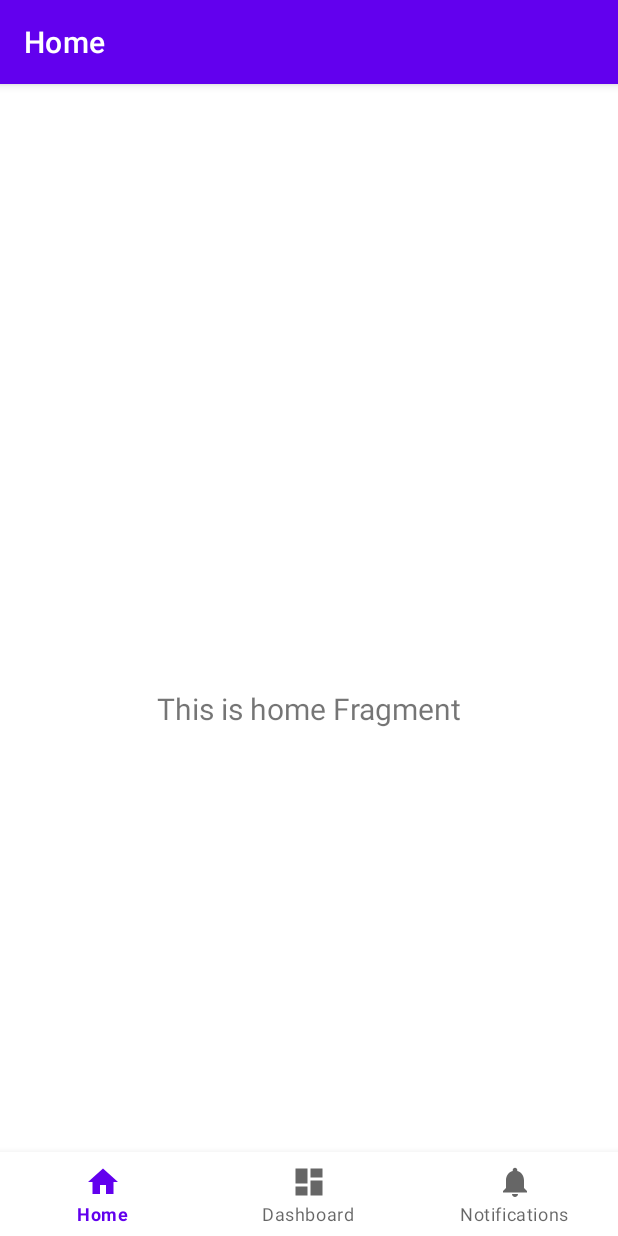
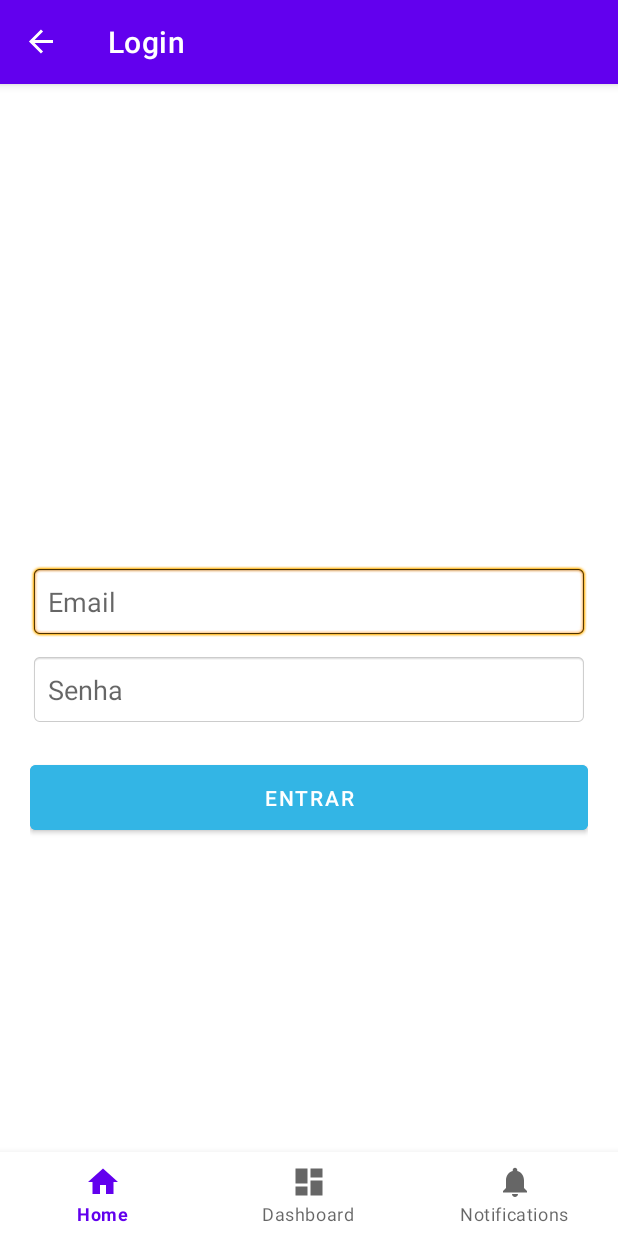
Before and after one commit to gustavopsm/projeto_p3, an Android app: the screen it shows after launch (MainActivity), on a phone screen of 412 x 824 dp. Run offline under Robolectric (Android 15) with nearby library versions, the phone set to English and light mode, and no system bars; our stand-ins replace Room's generated code, navigation-ui; libraries missing offline, so code that uses them is left out: at.favre.lib; 11 statements that could not run were skipped.

Commit message:
Implementação de Tela de Login como tela inicial.

```diff
--- a/app/build.gradle.kts
+++ b/app/build.gradle.kts
@@ -61,6 +61,8 @@ dependencies {
     implementation ("at.favre.lib:bcrypt:0.10.2")
     implementation ("de.svenkubiak:jBCrypt:0.4")
     implementation("com.auth0:java-jwt:4.2.1")
+    implementation ("androidx.lifecycle:lifecycle-viewmodel-ktx:2.6.2")
+    implementation ("androidx.lifecycle:lifecycle-livedata-ktx:2.6.2")
 
     testImplementation(libs.junit)
     androidTestImplementation(libs.androidx.junit)
--- a/app/src/main/java/com/example/p3_project/MainActivity.kt
+++ b/app/src/main/java/com/example/p3_project/MainActivity.kt
@@ -27,6 +27,7 @@ import com.example.p3_project.viewmodels.PartidaViewModelFactory
 import com.example.p3_project.data.entities.*
 import com.example.p3_project.model.LoginRequest
 import com.example.p3_project.security.CriptografiaUtil
+import com.example.p3_project.security.JwtUtil
 
 class MainActivity : AppCompatActivity() {
 
@@ -42,6 +43,9 @@ class MainActivity : AppCompatActivity() {
     private val partidaViewModel: PartidaViewModel by viewModels {
         PartidaViewModelFactory((application as MeuApp).partidaRepository)
     }
+    private val authViewModel: AuthViewModel by viewModels {
+        AuthViewModel.Factory((application as MeuApp).usuarioRepository)
+    }
 
     override fun onCreate(savedInstanceState: Bundle?) {
         super.onCreate(savedInstanceState)
@@ -52,23 +56,27 @@ class MainActivity : AppCompatActivity() {
         val navView = binding.navView
         val navController = findNavController(R.id.nav_host_fragment_activity_main)
         val appBarConfiguration = AppBarConfiguration(
-            setOf(R.id.navigation_home, R.id.navigation_dashboard, R.id.navigation_notifications)
+            setOf(R.id.navigation_home, R.id.navigation_dashboard)
         )
         setupActionBarWithNavController(navController, appBarConfiguration)
         navView.setupWithNavController(navController)
 
-        val torneioId = 1L
+        // Verifica se o usuário já está autenticado
+        if (JwtUtil.isTokenValid(this.toString())) {
+            navController.navigate(R.id.navigation_home)
+        }
 
+        // Carrega os dados do banco caso necessário
         lifecycleScope.launch(Dispatchers.IO) {
+            val torneioId = 1L
             criarTorneioSeNecessario(torneioId)
-            delay(500) // Aguarda persistência
+            delay(500)
             criarTimesSeNecessario(torneioId)
-            delay(500) // Aguarda persistência
+            delay(500)
             criarPartidaSeNecessario(torneioId)
         }
 
-        monitorarBancoDeDados(torneioId)
-
+        monitorarBancoDeDados()
         testarAutenticacao()
     }
 
@@ -92,8 +100,6 @@ class MainActivity : AppCompatActivity() {
     private suspend fun criarTimesSeNecessario(torneioId: Long) {
         val timesList = timeViewModel.times.firstOrNull() ?: emptyList()
         if (timesList.isEmpty()) {
-            Log.d("TESTE_BANCO", "Nenhum time encontrado, inserindo novos times.")
-
             val time1 = Time(id = 1L, nome = "Time 1", torneioId = torneioId)
             val time2 = Time(id = 2L, nome = "Time 2", torneioId = torneioId)
 
@@ -101,14 +107,6 @@ class MainActivity : AppCompatActivity() {
             timeViewModel.insertTime(time2)
 
             Log.d("TESTE_BANCO", "Times inseridos: ${time1.nome} e ${time2.nome}")
-        } else {
-            Log.d("TESTE_BANCO", "Times já existem no banco: $timesList")
-        }
-
-        val timesConfirmados = timeViewModel.times.firstOrNull() ?: emptyList()
-        if (timesConfirmados.size < 2) {
-            Log.e("TESTE_BANCO", "Erro: Times não persistidos corretamente.")
-            Log.e("TESTE_BANCO", "Lista atual: $timesConfirmados")
         }
     }
 
@@ -132,40 +130,15 @@ class MainActivity : AppCompatActivity() {
         Log.d("TESTE_BANCO", "Nova partida adicionada: $novaPartida")
     }
 
-    private fun monitorarBancoDeDados(torneioId: Long) {
+    private fun monitorarBancoDeDados() {
         lifecycleScope.launch {
             torneioViewModel.torneios.collectLatest { torneios ->
                 Log.d("TESTE_BANCO", "Lista de torneios carregada: $torneios")
             }
         }
-
-        lifecycleScope.launch {
-            partidaViewModel.getPartidasPorTorneio(torneioId).collectLatest { partidas ->
-                Log.d("TESTE_BANCO", "Partidas do Torneio $torneioId: $partidas")
-            }
-        }
     }
 
     private fun testarAutenticacao() {
-        lifecycleScope.launch {
-            try {
-                val authViewModel = AuthViewModel((application as MeuApp).usuarioRepository)
-
-                authViewModel.registerUsuario("Usuário Teste", "teste@email.com", "senha123") { sucesso ->
-                    if (sucesso) {
-                        Log.d("AuthTest", "Usuário cadastrado com sucesso!")
-                    } else {
-                        Log.e("AuthTest", "Erro: Usuário já existe no banco.")
-                    }
-                }
-            } catch (e: Exception) {
-                Log.e("AuthTest", "Erro ao cadastrar usuário", e)
-            }
-        }
-
-        val usuarioRepository = (application as MeuApp).usuarioRepository
-        val authViewModel = AuthViewModel(usuarioRepository)
-
         val emailTeste = "teste@email.com"
         val senhaTeste = "123456"
 
--- a/app/src/main/java/com/example/p3_project/Partida.kt
+++ /dev/null
@@ -1,6 +0,0 @@
-package com.example.p3_project
-
-// TODO: Rename parameter arguments, choose names that match
-// the fragment initialization parameters, e.g. ARG_ITEM_NUMBER
-private const val ARG_PARAM1 = "param1"
-private const val ARG_PARAM2 = "param2"
--- /dev/null
+++ b/app/src/main/java/com/example/p3_project/ui/auth/LoginFragment.kt
@@ -0,0 +1,67 @@
+package com.example.p3_project.ui.auth
+
+import android.os.Bundle
+import android.view.LayoutInflater
+import android.view.View
+import android.view.ViewGroup
+import android.widget.Button
+import android.widget.EditText
+import android.widget.Toast
+import androidx.fragment.app.Fragment
+import androidx.fragment.app.viewModels
+import androidx.navigation.fragment.findNavController
+import com.example.p3_project.R
+import com.example.p3_project.data.AppDatabase
+import com.example.p3_project.model.LoginRequest
+import com.example.p3_project.security.JwtUtil
+import com.example.p3_project.viewmodel.AuthViewModel
+import com.example.p3_project.viewmodel.AuthViewModelFactory
+
+class LoginFragment : Fragment() {
+
+    private val authViewModel: AuthViewModel by viewModels {
+        AuthViewModelFactory(AppDatabase.getDatabase(requireContext()))
+    }
+
+    override fun onCreate(savedInstanceState: Bundle?) {
+        super.onCreate(savedInstanceState)
+
+        // Verifica se o usuário já está autenticado
+        val token = JwtUtil.loadToken(requireContext()) // Alterado de getToken() para loadToken()
+        if (token != null && JwtUtil.isTokenValid(token)) {
+            findNavController().navigate(R.id.navigation_home)
+        }
+    }
+
+    override fun onCreateView(
+        inflater: LayoutInflater, container: ViewGroup?,
+        savedInstanceState: Bundle?
+    ): View {
+        val view = inflater.inflate(R.layout.fragment_login, container, false)
+
+        val etEmail = view.findViewById<EditText>(R.id.etEmail)
+        val etSenha = view.findViewById<EditText>(R.id.etSenha)
+        val btnLogin = view.findViewById<Button>(R.id.btnLogin)
+
+        btnLogin.setOnClickListener {
+            val email = etEmail.text.toString().trim()
+            val senha = etSenha.text.toString().trim()
+
+            if (email.isNotEmpty() && senha.isNotEmpty()) {
+                authViewModel.login(LoginRequest(email, senha)) { response ->
+                    if (response != null) {
+                        JwtUtil.saveToken(requireContext(), response.token) // Salva o token corretamente
+                        Toast.makeText(requireContext(), "Login bem-sucedido!", Toast.LENGTH_SHORT).show()
+                        findNavController().navigate(R.id.navigation_home)
+                    } else {
+                        Toast.makeText(requireContext(), "Erro no login. Verifique suas credenciais!", Toast.LENGTH_SHORT).show()
+                    }
+                }
+            } else {
+                Toast.makeText(requireContext(), "Preencha todos os campos!", Toast.LENGTH_SHORT).show()
+            }
+        }
+
+        return view
+    }
+}
--- a/app/src/main/java/com/example/p3_project/viewmodel/AuthViewModel.kt
+++ b/app/src/main/java/com/example/p3_project/viewmodel/AuthViewModel.kt
@@ -1,6 +1,7 @@
 package com.example.p3_project.viewmodel
 
 import androidx.lifecycle.ViewModel
+import androidx.lifecycle.ViewModelProvider
 import androidx.lifecycle.viewModelScope
 import com.example.p3_project.data.repositories.UsuarioRepository
 import com.example.p3_project.security.CriptografiaUtil
@@ -14,12 +15,19 @@ class AuthViewModel(private val usuarioRepository: UsuarioRepository) : ViewMode
 
     fun registerUsuario(nome: String, email: String, senha: String, callback: (Boolean) -> Unit) {
         viewModelScope.launch {
+            try {
                 val usuarioExistente = usuarioRepository.getUsuarioByEmail(email)
                 if (usuarioExistente == null) {
-                val usuario = Usuario(id = 0, nome = nome, email = email, senhaHash = CriptografiaUtil.hashSenha(senha))
+                    val senhaHash = CriptografiaUtil.hashSenha(senha)
+                    val usuario = Usuario(id = 0, nome = nome, email = email, senhaHash = senhaHash)
+
                     usuarioRepository.registerUsuario(usuario)
                     callback(true)
                 } else {
+                    callback(false) // Usuário já existe
+                }
+            } catch (e: Exception) {
+                e.printStackTrace()
                 callback(false)
             }
         }
@@ -27,13 +35,29 @@ class AuthViewModel(private val usuarioRepository: UsuarioRepository) : ViewMode
 
     fun login(loginRequest: LoginRequest, callback: (LoginResponse?) -> Unit) {
         viewModelScope.launch {
+            try {
                 val usuario = usuarioRepository.getUsuarioByEmail(loginRequest.email)
                 if (usuario != null && CriptografiaUtil.verificarSenha(loginRequest.senha, usuario.senhaHash)) {
                     val token = JwtUtil.generateToken(usuario.email)
                     callback(LoginResponse(token))
                 } else {
+                    callback(null) // Credenciais inválidas
+                }
+            } catch (e: Exception) {
+                e.printStackTrace()
                 callback(null)
             }
         }
     }
+
+    // Adicionando a Factory para criação do ViewModel
+    class Factory(private val usuarioRepository: UsuarioRepository) : ViewModelProvider.Factory {
+        override fun <T : ViewModel> create(modelClass: Class<T>): T {
+            if (modelClass.isAssignableFrom(AuthViewModel::class.java)) {
+                @Suppress("UNCHECKED_CAST")
+                return AuthViewModel(usuarioRepository) as T
             }
+            throw IllegalArgumentException("Unknown ViewModel class")
+        }
+    }
+}
--- a/app/src/main/java/com/example/p3_project/viewmodel/TimeViewModel.kt
+++ b/app/src/main/java/com/example/p3_project/viewmodel/TimeViewModel.kt
@@ -16,7 +16,7 @@ class TimeViewModel(private val repository: TimeRepository) : ViewModel() {
         return repository.getTimesPorTorneio(torneioId)
     }
 
-    fun insertTime(time: Time) {
+    suspend fun insertTime(time: Time) {
         viewModelScope.launch {
             repository.insertTime(time)
         }
--- /dev/null
+++ b/app/src/main/res/layout/fragment_login.xml
@@ -0,0 +1,42 @@
+<?xml version="1.0" encoding="utf-8"?>
+<LinearLayout
+    xmlns:android="http://schemas.android.com/apk/res/android"
+    android:layout_width="match_parent"
+    android:layout_height="match_parent"
+    android:orientation="vertical"
+    android:gravity="center"
+    android:padding="20dp"
+    android:background="?android:attr/colorBackground">
+
+    <!-- Campo de Email -->
+    <EditText
+        android:id="@+id/etEmail"
+        android:layout_width="match_parent"
+        android:layout_height="wrap_content"
+        android:hint="Email"
+        android:inputType="textEmailAddress"
+        android:padding="12dp"
+        android:background="@android:drawable/editbox_background"
+        android:layout_marginBottom="10dp"/>
+
+    <!-- Campo de Senha -->
+    <EditText
+        android:id="@+id/etSenha"
+        android:layout_width="match_parent"
+        android:layout_height="wrap_content"
+        android:hint="Senha"
+        android:inputType="textPassword"
+        android:padding="12dp"
+        android:background="@android:drawable/editbox_background"
+        android:layout_marginBottom="20dp"/>
+
+    <!-- Botão de Login -->
+    <Button
+        android:id="@+id/btnLogin"
+        android:layout_width="match_parent"
+        android:layout_height="wrap_content"
+        android:text="Entrar"
+        android:backgroundTint="@android:color/holo_blue_light"
+        android:textColor="@android:color/white"
+        android:padding="12dp"/>
+</LinearLayout>
--- a/app/src/main/res/navigation/mobile_navigation.xml
+++ b/app/src/main/res/navigation/mobile_navigation.xml
@@ -3,23 +3,29 @@
     xmlns:app="http://schemas.android.com/apk/res-auto"
     xmlns:tools="http://schemas.android.com/tools"
     android:id="@+id/mobile_navigation"
-    app:startDestination="@+id/navigation_home">
+    app:startDestination="@id/login_fragment">
 
+    <!-- Tela de Login -->
     <fragment
-        android:id="@+id/navigation_home"
-        android:name="com.example.p3_project.ui.home.HomeFragment"
-        android:label="@string/title_home"
-        tools:layout="@layout/fragment_home" />
+        android:id="@+id/login_fragment"
+        android:name="com.example.p3_project.ui.auth.LoginFragment"
+        android:label="Login"
+        tools:layout="@layout/fragment_login">
+        <action
+            android:id="@+id/action_login_to_navigation_home"
+            app:destination="@id/navigation_home" />
+    </fragment>
 
+    <!-- Dashboard -->
     <fragment
         android:id="@+id/navigation_dashboard"
         android:name="com.example.p3_project.ui.dashboard.DashboardFragment"
         android:label="@string/title_dashboard"
         tools:layout="@layout/fragment_dashboard" />
 
-    <fragment
-        android:id="@+id/navigation_notifications"
-        android:name="com.example.p3_project.ui.notifications.NotificationsFragment"
-        android:label="@string/title_notifications"
-        tools:layout="@layout/fragment_notifications" />
+    <!-- Tela de Criação de Torneio -->
+
+
+    <!-- Tela de Partida -->
+
 </navigation>
--- a/app/src/main/res/values/strings.xml
+++ b/app/src/main/res/values/strings.xml
@@ -3,4 +3,6 @@
     <string name="title_home">Home</string>
     <string name="title_dashboard">Dashboard</string>
     <string name="title_notifications">Notifications</string>
+    <!-- TODO: Remove or change this placeholder text -->
+    <string name="hello_blank_fragment">Hello blank fragment</string>
 </resources>
--- a/gradle/libs.versions.toml
+++ b/gradle/libs.versions.toml
@@ -20,6 +20,8 @@ room = "2.6.1"
 compileSdk = "34"
 minSdk = "24"
 targetSdk = "34"
+legacySupportV4 = "1.0.0"
+fragmentKtx = "1.5.6"
 
 
 [libraries]
@@ -39,6 +41,8 @@ androidx-navigation-ui-ktx = { group = "androidx.navigation", name = "navigation
 room-runtime = { module = "androidx.room:room-runtime", version.ref = "room" }
 room-compiler = { module = "androidx.room:room-compiler", version.ref = "room" }
 room-ktx = { module = "androidx.room:room-ktx", version.ref = "room" }
+androidx-legacy-support-v4 = { group = "androidx.legacy", name = "legacy-support-v4", version.ref = "legacySupportV4" }
+androidx-fragment-ktx = { group = "androidx.fragment", name = "fragment-ktx", version.ref = "fragmentKtx" }
 
 [plugins]
 android-application = { id = "com.android.application", version.ref = "gradle-plugin" }
```
Also changed, not shown: app/src/main/java/com/example/p3_project/security/JwtUtil.kt (+33 -30 lines), app/src/main/java/com/example/p3_project/ui/Partida.kt (deleted, +0 -57 lines), app/src/main/java/com/example/p3_project/ui/notifications/NotificationsFragment.kt (deleted, +0 -42 lines), app/src/main/java/com/example/p3_project/viewmodel/AuthViewModelFactory.kt (added, +16 -0 lines), app/src/main/res/layout/fragment_creation_torneio.xml (added, +13 -0 lines), app/src/main/res/layout/fragment_notifications.xml (deleted, +0 -22 lines), app/src/main/res/layout/fragment_partida.xml (added, +14 -0 lines). Lines whose indentation alone changed are shown as unchanged.
